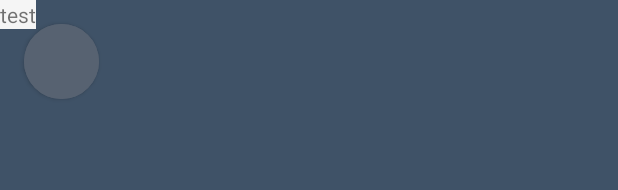
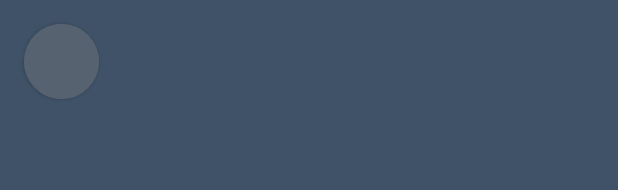
Before and after one commit to Learnifyr/app, an Android app: the layout activity_main.xml on its own in the app's theme, with its tools: preview values and no code run, on a phone screen of 412 x 824 dp. Shown: the top 190 px of the screen. Run offline under Robolectric (Android 15) with nearby library versions, the phone set to English and light mode, and no system bars.

Commit message:
I edited something but idk

```diff
--- a/app/src/main/java/com/tuinboon/somtomorrow/MainActivity.java
+++ b/app/src/main/java/com/tuinboon/somtomorrow/MainActivity.java
@@ -48,6 +48,8 @@ public class MainActivity extends AppCompatActivity {
         CardView myCardView = findViewById(R.id.menubar);
         Button button1 = findViewById(R.id.menubutton);
 
+        textView = findViewById(R.id.textView3);
+
         ConstraintLayout backgroundLayout = findViewById(R.id.mainview);
         SharedPreferences sharedPreferences = getSharedPreferences("MyPrefs", Context.MODE_PRIVATE);
         String myString = ((SharedPreferences) sharedPreferences).getString("hexCode", "");
@@ -56,7 +58,7 @@ public class MainActivity extends AppCompatActivity {
             backgroundLayout.setBackgroundColor(color);
         }
 
-        button3.setOnClickListener(new View.OnClickListener() {
+        textView.setOnClickListener(new View.OnClickListener() {
             @Override
             public void onClick(View v) {
                 Intent intent = new Intent(MainActivity.this, Dev.class);
@@ -94,7 +96,7 @@ public class MainActivity extends AppCompatActivity {
             }
         });
 
-        textView = findViewById(R.id.textView3);
+
 
 
         Retrofit retrofit = new Retrofit.Builder()
--- a/app/src/main/res/layout/activity_main.xml
+++ b/app/src/main/res/layout/activity_main.xml
@@ -108,40 +108,4 @@
         app:layout_constraintStart_toStartOf="parent"
         app:layout_constraintTop_toTopOf="parent" />
 
-    <TextView
-        android:id="@+id/textView4"
-        android:layout_width="wrap_content"
-        android:layout_height="wrap_content"
-        android:background="#2E4053"
-        android:text="test"
-        tools:layout_editor_absoluteX="169dp"
-        tools:layout_editor_absoluteY="174dp" />
-
-    <TextView
-        android:id="@+id/textView6"
-        android:layout_width="wrap_content"
-        android:layout_height="wrap_content"
-        android:background="#3F5267 "
-        android:text="test"
-        tools:layout_editor_absoluteX="169dp"
-        tools:layout_editor_absoluteY="193dp" />
-
-    <TextView
-        android:id="@+id/textView9"
-        android:layout_width="wrap_content"
-        android:layout_height="wrap_content"
-        android:background="#576271"
-        android:text="test"
-        tools:layout_editor_absoluteX="169dp"
-        tools:layout_editor_absoluteY="212dp" />
-
-    <TextView
-        android:id="@+id/textView10"
-        android:layout_width="wrap_content"
-        android:layout_height="wrap_content"
-        android:background="#F5F5F5"
-        android:text="test"
-        tools:layout_editor_absoluteX="169dp"
-        tools:layout_editor_absoluteY="231dp" />
-
 </androidx.constraintlayout.widget.ConstraintLayout>
```
